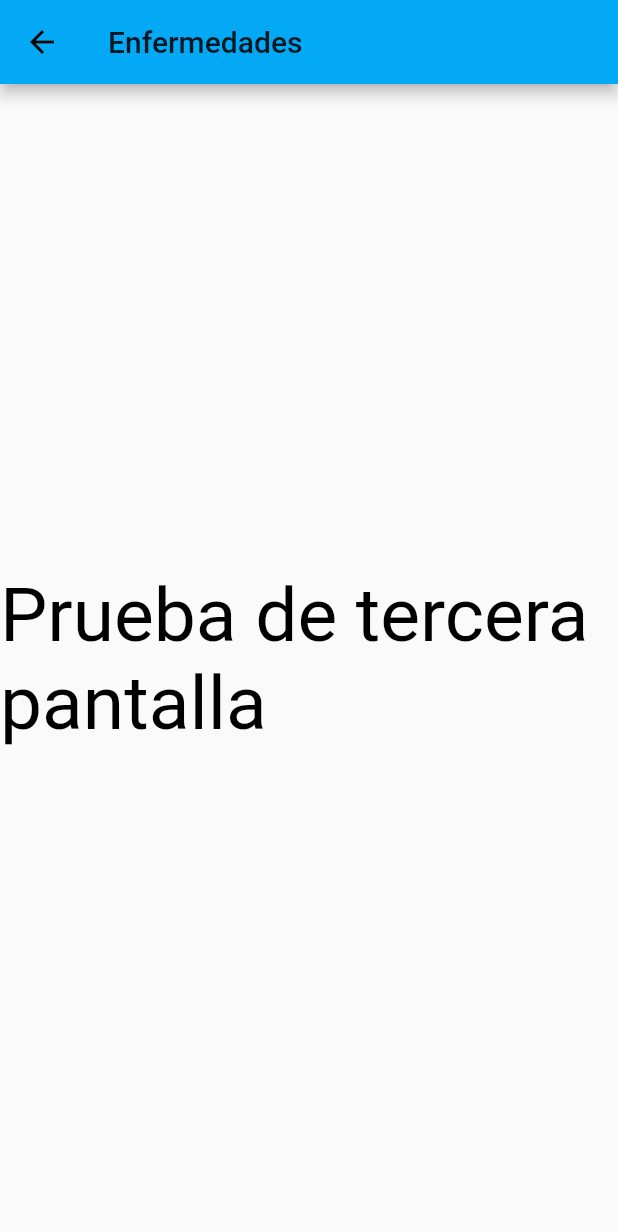
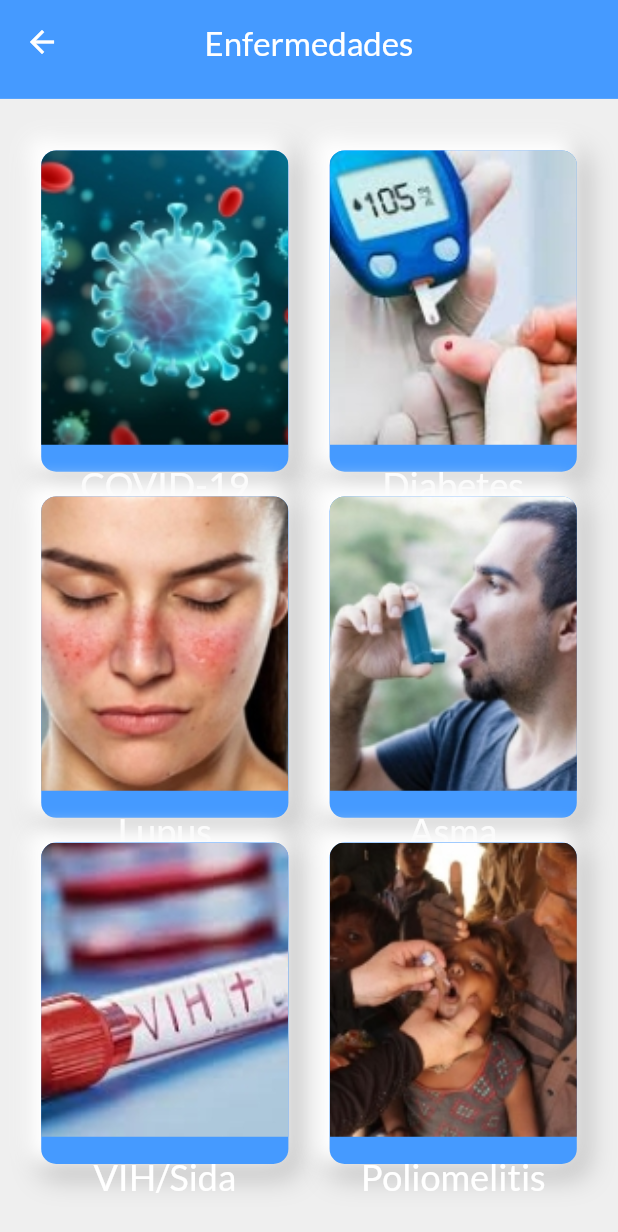
Before and after one commit to IvanGonzalezR/app_enfermedades, a Flutter app: the screen it shows after launch, after a tap on "Obten información sobre una amplia canti", on a phone screen of 412 x 824 dp. Shown: the top 1232 px of the screen. Run offline on Flutter 3.47's test engine with Material 2 defaults, Android fonts, the phone set to English and light mode, and no system bars.

Commit message:
Pantalla enfermedades terminadas, faltan pantallas indivs

```diff
--- a/lib/pantalla_enfermedades.dart
+++ b/lib/pantalla_enfermedades.dart
@@ -1,19 +1,67 @@
+import 'package:app_enfermedades/tarjetas_enfermedades.dart';
 import 'package:flutter/material.dart';
 
 class PantallaEnfermedades extends StatelessWidget{
   @override
   Widget build(BuildContext context) {
+
+    final gridTarjetas = GridView.count(
+        crossAxisCount: 2,
+      crossAxisSpacing: MediaQuery.of(context).size.width/15,
+      mainAxisSpacing: MediaQuery.of(context).size.width/25,
+      shrinkWrap: true,
+      childAspectRatio: (1/1.3),
+      physics: BouncingScrollPhysics(),
+      padding: EdgeInsets.only(left: MediaQuery.of(context).size.width/15, right: MediaQuery.of(context).size.width/15,
+          top: MediaQuery.of(context).size.height/24, bottom: MediaQuery.of(context).size.height/24),
+      children: [
+        TarjetasEnfermedades("assets/images/tarjetaCovid.jpg", "COVID-19"),
+        TarjetasEnfermedades("assets/images/tarjetaDiabetes.jpg", "Diabetes"),
+        TarjetasEnfermedades("assets/images/tarjetaLupus.jpg", "Lupus"),
+        TarjetasEnfermedades("assets/images/tarjetaAsma.jpg","Asma"),
+        TarjetasEnfermedades("assets/images/tarjetaSIDA.jpg", "VIH/Sida"),
+        TarjetasEnfermedades("assets/images/tarjetaPolio.jpg", "Poliomelitis"),
+        // TarjetasEnfermedades("assets/images/"),
+        // TarjetasEnfermedades("assets/images/"),
+      ],
+    );
+
     return Scaffold(
-      appBar: AppBar(
-        title: Text('Enfermedades'),
-      ),
-      body: Center(
-          child: Column(
-              mainAxisAlignment: MainAxisAlignment.center,
-              children: <Widget>[
-                Text('Prueba de tercera pantalla',style: TextStyle(fontSize: 50, color: Colors.black)),
-              ]
-          )
+      backgroundColor: const Color(0xffefefef),
+      body: CustomScrollView(
+        // physics: BouncingScrollPhysics(),
+        slivers: [
+          SliverAppBar(
+            backgroundColor: Color(0xff459AFF),
+            // stretch: false,
+            expandedHeight: MediaQuery.of(context).size.height/12.5,
+            centerTitle: true,
+            iconTheme: IconThemeData(color: Colors.white),
+            pinned: true,
+            title: Text("Enfermedades", style: TextStyle(
+                fontFamily: "Lato",
+                fontSize: 22.0,
+                fontWeight: FontWeight.w400,
+              color: Colors.white
+            ),),
+            // flexibleSpace: FlexibleSpaceBar(
+            //   centerTitle: true,
+            //   background: Stack(
+            //     fit: StackFit.expand,
+            //     children: [
+            //       image,
+            //     ],
+            //   ),
+            //   stretchModes: [
+            //     StretchMode.blurBackground,
+            //     StretchMode.zoomBackground,
+            //   ],
+            // ),
+          ),
+          SliverList(delegate: SliverChildListDelegate([
+            gridTarjetas,
+          ]))
+        ],
       ),
     );
   }
--- a/lib/pantalla_principal.dart
+++ b/lib/pantalla_principal.dart
@@ -13,17 +13,17 @@ class PantallaPrincipal extends StatelessWidget {
         mainAxisAlignment: MainAxisAlignment.center,
         children: <Widget>[
           Text("EQUIPO 8",style: TextStyle(fontSize: 50, color: Colors.black)),
-          Text('Noticias y articulos',style: TextStyle(fontSize: 40, color: Colors.lightBlue)),
+          Text('Noticias y articulos',style: TextStyle(fontSize: 40, color: Color(0xff459AFF))),
           //en la parte de onPressed se agregara el metodo para ir a la siguiente pagina
           new RaisedButton(color: Colors.blue, textColor: Colors.white,child: Text('Enterate de las ultimas noticias \nsobre la salud',
               style: TextStyle(fontSize: 20.0)),onPressed: (){
-            Navigator.of(context).push(MaterialPageRoute(
+            Navigator.of(context).push(CupertinoPageRoute(
                 builder: (context) =>PantallaNoticiasyArticulos()));
           }),
-          Text('Enfermedades',style: TextStyle(fontSize: 40, color: Colors.lightBlue)),
+          Text('Enfermedades',style: TextStyle(fontSize: 40, color: Color(0xff459AFF))),
           new RaisedButton(color: Colors.blue,textColor: Colors.white,child: Text('Obten informacion sobre una\n amplia cantidad de enfermedades',
               style: TextStyle(fontSize: 20.0)),onPressed: (){
-            Navigator.of(context).push(MaterialPageRoute(
+            Navigator.of(context).push(CupertinoPageRoute(
                 builder: (context) => PantallaEnfermedades()));
           }),
         ],
--- /dev/null
+++ b/lib/tarjetas_enfermedades.dart
@@ -0,0 +1,57 @@
+import 'package:flutter/material.dart';
+
+class TarjetasEnfermedades extends StatefulWidget {
+  String pathImage;
+  String nombreEnfermedad;
+
+  TarjetasEnfermedades(this.pathImage, this.nombreEnfermedad);
+  @override
+  _TarjetasEnfermedadesState createState() => _TarjetasEnfermedadesState();
+}
+
+class _TarjetasEnfermedadesState extends State<TarjetasEnfermedades> {
+  @override
+  Widget build(BuildContext context) {
+    return InkWell(
+      onTap: (){
+        ScaffoldMessenger.of(context).showSnackBar(SnackBar(content: Text("oa")));
+      },
+      child: Container(
+        decoration: BoxDecoration(
+          borderRadius: BorderRadius.circular(10.0),
+          color: Color(0xff459AFF),
+          boxShadow: [
+            BoxShadow(color: Colors.grey[400], spreadRadius: 4, blurRadius: 15, offset: Offset(3.0, 5.0)),
+            BoxShadow(color: Colors.white, spreadRadius: 4, blurRadius: 10, offset: Offset(-6, -5))
+          ]
+        ),
+        child: Column(
+          children: [
+            Container(
+              decoration: BoxDecoration(
+                borderRadius: BorderRadius.only(topRight: Radius.circular(10), topLeft: Radius.circular(10)),
+                image: DecorationImage(image: AssetImage(widget.pathImage), fit: BoxFit.cover)
+              ),
+              height: MediaQuery.of(context).size.height/4.2,
+                // child: Image(image: AssetImage("assets/images/tarjetaCovid.jpg"), fit: BoxFit.cover,)
+            ),
+            Container(
+              padding: EdgeInsets.only(top: 12.0),
+              alignment: Alignment.center,
+              child: Text(
+                widget.nombreEnfermedad,
+                style: TextStyle(
+                  fontFamily: "Lato",
+                  fontSize: 24.0,
+                  color: Colors.white,
+
+                ),
+              ),
+            )
+
+          ],
+        ),
+      ),
+    );
+  }
+}
```
